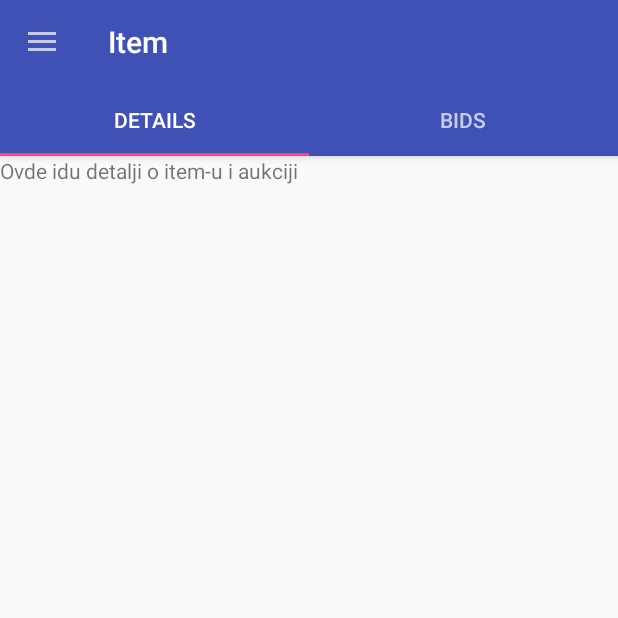
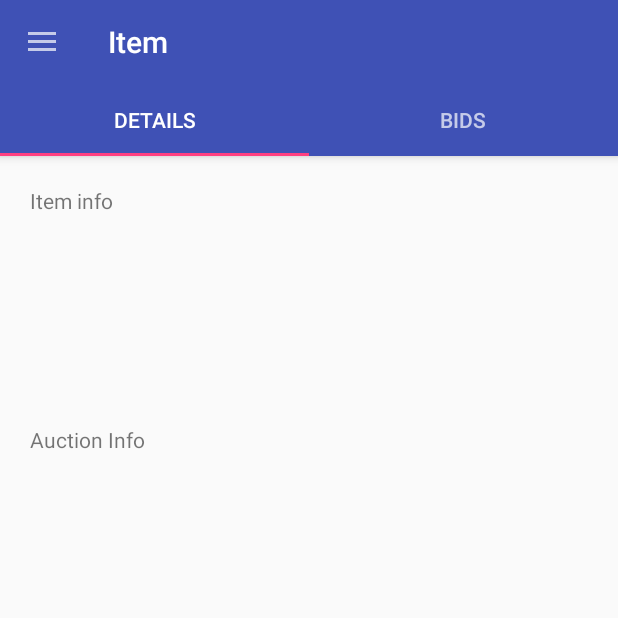
Before and after one commit to lazars14/TheHammer, an Android app: the ItemAuctionFragment screen opened directly, with no data from a screen before it, on a phone screen of 412 x 824 dp, the top half of it. Run offline under Robolectric (Android 15) with nearby library versions, the phone set to English and light mode, and no system bars; 2 statements that could not run were skipped.

Commit message:
item details done (except errors on auction showing id=0)

```diff
--- a/app/src/main/java/com/example/kiki/thehammer/activities/ItemsActivity.java
+++ b/app/src/main/java/com/example/kiki/thehammer/activities/ItemsActivity.java
@@ -104,7 +104,7 @@ public class ItemsActivity extends AppCompatActivity implements NavigationView.O
         AsyncTask<Integer,Void,Void> task = new AsyncTask<Integer, Void, Void>() {
             @Override
             protected Void doInBackground(Integer... integers) {
-                String selection = TheHammerContract.ItemTable.ITEM_ID + " BETWEEN ? AND ?";
+                String selection = TheHammerContract.ItemTable.ITEM_ID + " BETWEEN ? AND ? AND " + TheHammerContract.ItemTable.ITEM_SOLD + " = 0";
                 String[] selectionArgs = new String[]{ String.valueOf(integers[0] + 1), String.valueOf(integers[0] + 6)};
                 ContentResolver resolver = getContentResolver();
                 Cursor cursor =
--- a/app/src/main/java/com/example/kiki/thehammer/adapters/ItemsAdapter.java
+++ b/app/src/main/java/com/example/kiki/thehammer/adapters/ItemsAdapter.java
@@ -69,6 +69,7 @@ public class ItemsAdapter extends RecyclerView.Adapter<ItemsAdapter.ViewHolder>
                     intent.putExtra("id", item.getId());
                     intent.putExtra("name", item.getName());
                     intent.putExtra("description", item.getDescription());
+                    // intent.putExtra("image", item.getImage());
                     context.startActivity(intent);
                 }
             });
--- a/app/src/main/java/com/example/kiki/thehammer/fragments/ItemBidsFragment.java
+++ b/app/src/main/java/com/example/kiki/thehammer/fragments/ItemBidsFragment.java
@@ -87,8 +87,16 @@ public class ItemBidsFragment extends Fragment implements View.OnClickListener {
         b.setOnClickListener(new View.OnClickListener() {
             @Override
             public void onClick(View view) {
-                bids = new ArrayList<>();
-                load_data_from_content_provider(0);
+                //load_data_from_content_provider(0);
+            }
+        });
+
+        ImageButton c = (ImageButton) v.findViewById(R.id.add_bid_btn);
+        b.setOnClickListener(new View.OnClickListener() {
+            @Override
+            public void onClick(View view) {
+                // dodavanje bid-a (onaj showdialog, provera da li je isteklo vreme kraja aukcije
+                // refresh bid-ova
             }
         });
 
--- a/app/src/main/res/layout/item_auction_fragment.xml
+++ b/app/src/main/res/layout/item_auction_fragment.xml
@@ -1,13 +1,24 @@
-<FrameLayout xmlns:android="http://schemas.android.com/apk/res/android"
+<LinearLayout xmlns:android="http://schemas.android.com/apk/res/android"
     xmlns:tools="http://schemas.android.com/tools"
     android:layout_width="match_parent"
     android:layout_height="match_parent"
+    android:orientation="vertical"
     tools:context="com.example.kiki.thehammer.fragments.ItemAuctionFragment">
 
-    <!-- TODO: Update blank fragment layout -->
     <TextView
-        android:layout_width="match_parent"
-        android:layout_height="match_parent"
-        android:text="Ovde idu detalji o item-u i aukciji" />
+        android:layout_width="wrap_content"
+        android:layout_height="wrap_content"
+        android:padding="20dp"
+        android:text="@string/item_info_title"/>
 
-</FrameLayout>
+    <include layout="@layout/item_details_item_info" android:id="@+id/item_info"/>
+
+    <TextView
+        android:layout_width="wrap_content"
+        android:layout_height="wrap_content"
+        android:padding="20dp"
+        android:text="@string/auction_info_title"/>
+
+    <include layout="@layout/item_details_auction_info" android:id="@+id/auction_info"/>
+
+</LinearLayout>
--- /dev/null
+++ b/app/src/main/res/layout/item_details_auction_info.xml
@@ -0,0 +1,12 @@
+<?xml version="1.0" encoding="utf-8"?>
+<LinearLayout xmlns:android="http://schemas.android.com/apk/res/android"
+    android:orientation="vertical"
+    android:layout_width="match_parent"
+    android:layout_height="match_parent"
+    android:padding="20dp">
+
+    <include layout="@layout/label_text_pair" android:id="@+id/start_price"/>
+    <include layout="@layout/label_text_pair" android:id="@+id/start_date"/>
+    <include layout="@layout/label_text_pair" android:id="@+id/end_date"/>
+
+</LinearLayout>
--- /dev/null
+++ b/app/src/main/res/layout/item_details_item_info.xml
@@ -0,0 +1,33 @@
+<?xml version="1.0" encoding="utf-8"?>
+<LinearLayout xmlns:android="http://schemas.android.com/apk/res/android"
+    android:orientation="horizontal"
+    android:layout_width="match_parent"
+    android:layout_height="100dp">
+
+    <ImageView
+        android:id="@+id/image"
+        android:layout_width="100dp"
+        android:layout_height="100dp" />
+
+    <LinearLayout
+        android:layout_width="match_parent"
+        android:layout_height="100dp"
+        android:orientation="vertical"
+        android:padding="15dp">
+
+        <TextView
+            android:id="@+id/name"
+            android:layout_width="match_parent"
+            android:layout_height="wrap_content"
+            android:textStyle="bold"
+            android:textColor="@color/splash_screen_text"/>
+
+        <TextView
+            android:id="@+id/description"
+            android:layout_width="match_parent"
+            android:layout_height="wrap_content"
+            android:paddingTop="5dp"/>
+
+    </LinearLayout>
+
+</LinearLayout>
--- /dev/null
+++ b/app/src/main/res/layout/label_text_pair.xml
@@ -0,0 +1,24 @@
+<?xml version="1.0" encoding="utf-8"?>
+<RelativeLayout xmlns:android="http://schemas.android.com/apk/res/android"
+    android:layout_width="match_parent"
+    android:layout_height="wrap_content">
+
+    <TextView
+        android:id="@+id/label"
+        android:layout_width="wrap_content"
+        android:layout_height="wrap_content"
+        android:textAlignment="textStart"
+        android:gravity="start"
+        android:layout_alignParentLeft="true"/>
+
+    <TextView
+        android:id="@+id/value"
+        android:layout_width="wrap_content"
+        android:layout_height="wrap_content"
+        android:textAlignment="textEnd"
+        android:gravity="end"
+        android:layout_alignParentRight="true"
+        android:paddingRight="30dp"
+        />
+
+</RelativeLayout>
--- a/app/src/main/res/values/strings.xml
+++ b/app/src/main/res/values/strings.xml
@@ -124,4 +124,6 @@
     <string name="title_activity_one_item">OneItemActivity</string>
     <string name="tab_details_title">Details</string>
     <string name="tab_bids_title">Bids</string>
+    <string name="item_info_title">Item info</string>
+    <string name="auction_info_title">Auction Info</string>
 </resources>
```
Also changed, not shown: app/src/main/java/com/example/kiki/thehammer/fragments/ItemAuctionFragment.java (+53 -28 lines).
